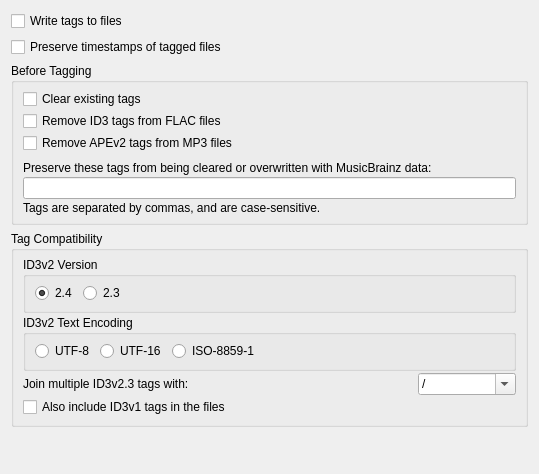
Qt form ui/options_tags.ui (metabrainz/picard) before a commit.
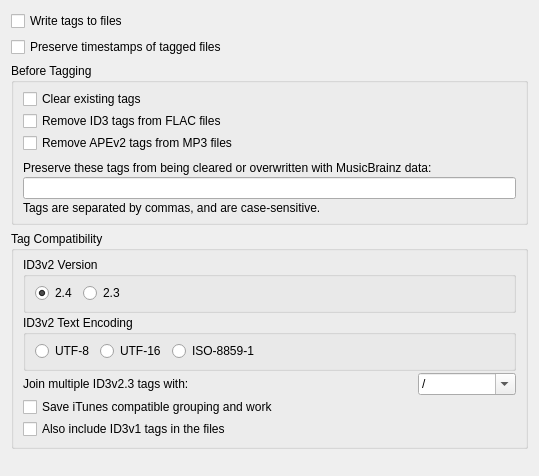
The same form after that commit.

Commit message:
Add an option to save grouping and work compatible with iTunes
Will change the standard mapping from grouping -> TIT1, work -> TXXX:Work to grouping -> GRP1, work -> TIT1

Resolves PICARD-1245

Diff of the .ui file:
```diff
--- a/ui/options_tags.ui
+++ b/ui/options_tags.ui
@@ -7,7 +7,7 @@
     <x>0</x>
     <y>0</y>
     <width>539</width>
-    <height>474</height>
+    <height>476</height>
    </rect>
   </property>
   <layout class="QVBoxLayout">
@@ -283,6 +283,13 @@
         </item>
        </layout>
       </item>
+      <item>
+       <widget class="QCheckBox" name="itunes_compatible_grouping">
+        <property name="text">
+         <string>Save iTunes compatible grouping and work</string>
+        </property>
+       </widget>
+      </item>
       <item>
        <widget class="QCheckBox" name="write_id3v1">
         <property name="text">
```
The commit also changes 4 other files.
